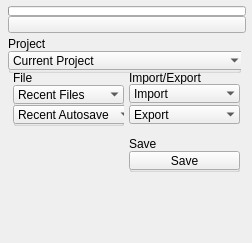
Qt form ui/1_base_menus/2_sub_menus/3_main_menus/file.ui (m3trik/Scripts_portable) before a commit.
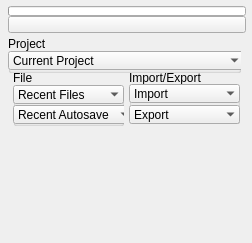
The same form after that commit. Custom widgets are drawn as their Qt base class.

Diff of the .ui file:
```diff
--- a/ui/1_base_menus/2_sub_menus/3_main_menus/file.ui
+++ b/ui/1_base_menus/2_sub_menus/3_main_menus/file.ui
@@ -268,47 +268,6 @@
            <zorder>cmb004</zorder>
           </widget>
          </item>
-         <item>
-          <widget class="QGroupBox" name="Save">
-           <property name="minimumSize">
-            <size>
-             <width>111</width>
-             <height>36</height>
-            </size>
-           </property>
-           <property name="maximumSize">
-            <size>
-             <width>111</width>
-             <height>999</height>
-            </size>
-           </property>
-           <property name="title">
-            <string>Save</string>
-           </property>
-           <widget class="QToolButton_" name="tb000">
-            <property name="geometry">
-             <rect>
-              <x>0</x>
-              <y>15</y>
-              <width>111</width>
-              <height>19</height>
-             </rect>
-            </property>
-            <property name="maximumSize">
-             <size>
-              <width>16777215</width>
-              <height>19</height>
-             </size>
-            </property>
-            <property name="toolTip">
-             <string>Save scene</string>
-            </property>
-            <property name="text">
-             <string>Save</string>
-            </property>
-           </widget>
-          </widget>
-         </item>
          <item>
           <spacer name="verticalSpacer_2">
            <property name="orientation">
@@ -449,11 +408,6 @@
    <extends>QProgressBar</extends>
    <header>widgets.qprogressbar_.h</header>
   </customwidget>
-  <customwidget>
-   <class>QToolButton_</class>
-   <extends>QToolButton</extends>
-   <header>widgets.qtoolbutton_.h</header>
-  </customwidget>
   <customwidget>
    <class>QComboBox_</class>
    <extends>QComboBox</extends>
```
